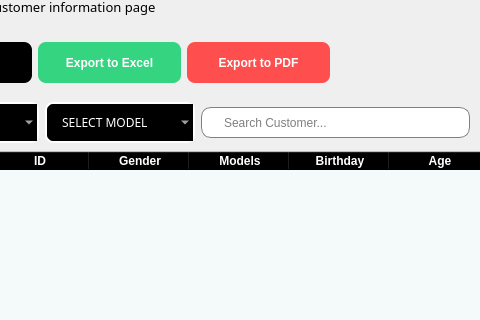
First picture: the form in MainUI.ui, repository hoquangvinh124/BlackMeetWukong, before the edit; both pictures show x 436 to 916 and y 119 to 439 of the 1212 by 831 pixel window.
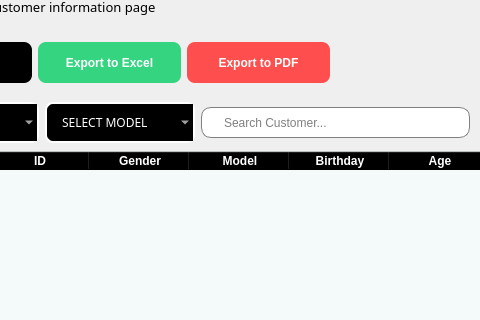
Second picture: the form after the edit. Icons and pictures are not drawn.

Commit message: Thêm File Ui

Diff of the .ui file:
```diff
--- a/MainUI.ui
+++ b/MainUI.ui
@@ -1176,7 +1176,7 @@
             </column>
             <column>
              <property name="text">
-              <string>Models</string>
+              <string>Model</string>
              </property>
             </column>
             <column>
```
